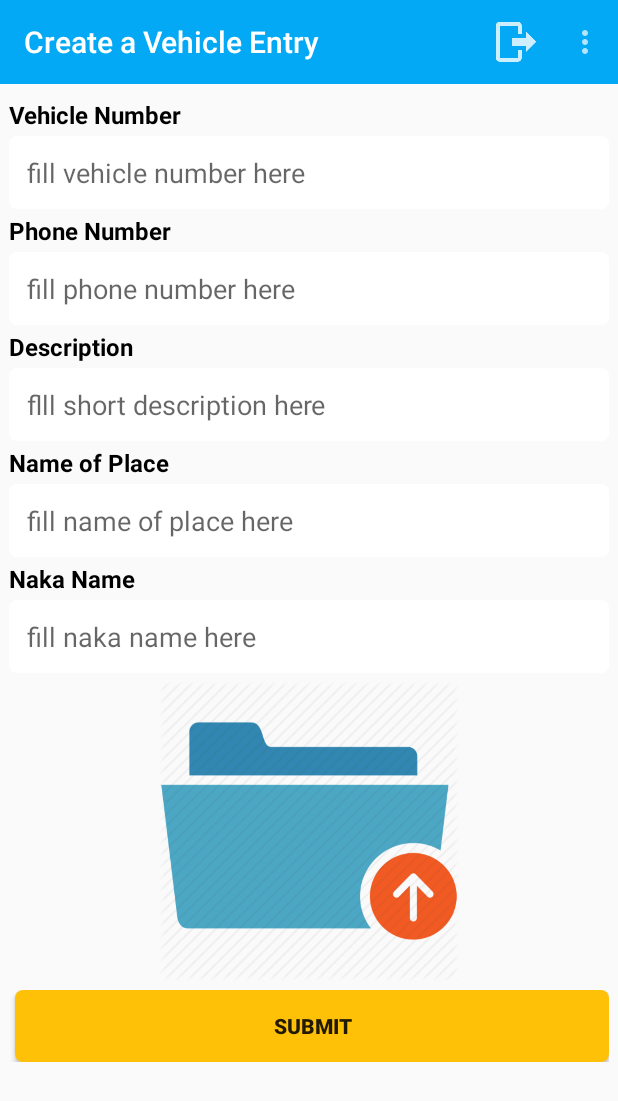
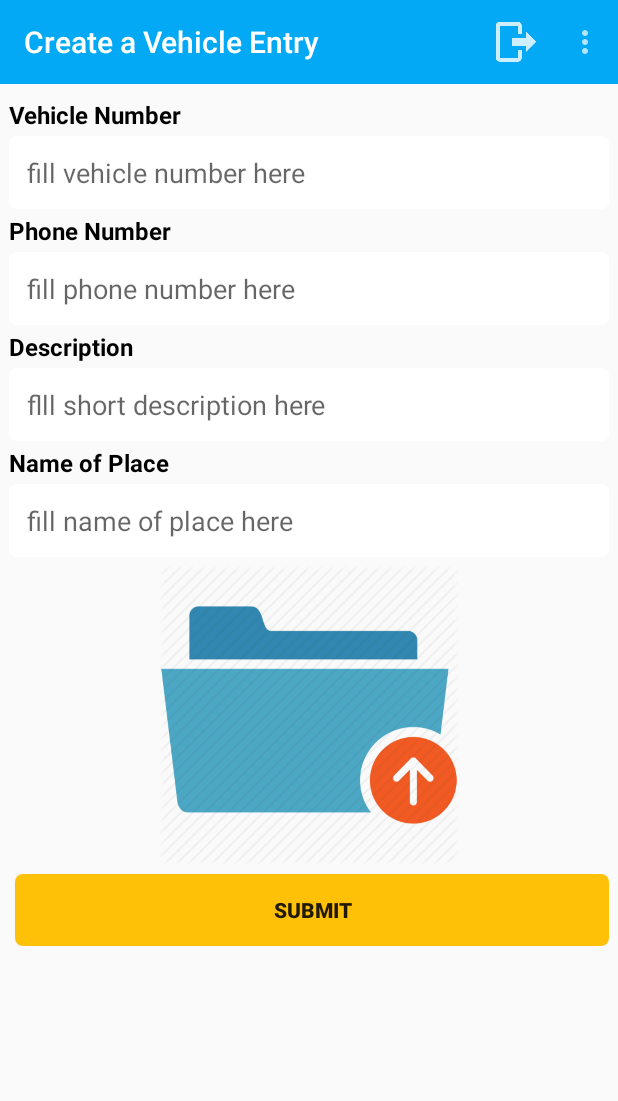
Before and after one commit to pranavgupta1234/hppoliceassistant, an Android app: the Entry screen opened directly, with no data from a screen before it, on a phone screen of 412 x 824 dp. Shown: the top 1101 px of the screen. Run offline under Robolectric (Android 15) with nearby library versions, the light colour scheme and no system bars; our stand-ins replace Firebase (no records; nobody signed in at launch, a user with empty details on screens opened directly); libraries missing offline, so code that uses them is left out: com.firebase.client, id.zelory.compressor; pictures from the network do not load; 1 statement that could not run was skipped.

Commit message:
extraneous naka section removes + date error removed + input characters for edittext are now defined in xml

```diff
--- a/HPPoliceAssistantApp/app/build.gradle
+++ b/HPPoliceAssistantApp/app/build.gradle
@@ -24,7 +24,8 @@ android {
     }
     buildTypes {
         release {
-            minifyEnabled false
+            minifyEnabled true
+            shrinkResources true
             proguardFiles getDefaultProguardFile('proguard-android.txt'), 'proguard-rules.pro'
         }
     }
--- a/HPPoliceAssistantApp/app/src/main/java/pranav/apps/amazing/hppoliceassistant/DialogEntryOffline.java
+++ b/HPPoliceAssistantApp/app/src/main/java/pranav/apps/amazing/hppoliceassistant/DialogEntryOffline.java
@@ -15,7 +15,7 @@ import android.widget.TextView;
 public class DialogEntryOffline extends Dialog implements android.view.View.OnClickListener{
 
     private TextView vehicle_number,phone_number,date,time,
-            place_name,officer_name,naka_name,description,date_and_time;
+            place_name,officer_name,description,date_and_time;
     private Button send,delete;
     private Activity activity;
     private VehicleEntry vehicleEntry;
@@ -44,7 +44,6 @@ public class DialogEntryOffline extends Dialog implements android.view.View.OnCl
         time.setText(vehicleEntry.getTime());
         place_name.setText(vehicleEntry.getName_of_place());
         officer_name.setText(vehicleEntry.getOfficer_name());
-        naka_name.setText(vehicleEntry.getNaka_name());
         description.setText(vehicleEntry.getDescription());
 
     }
@@ -56,7 +55,6 @@ public class DialogEntryOffline extends Dialog implements android.view.View.OnCl
         time=(TextView)findViewById(R.id.time);
         place_name=(TextView)findViewById(R.id.place_name);
         officer_name=(TextView)findViewById(R.id.officer_name);
-        naka_name=(TextView)findViewById(R.id.naka_name);
         description=(TextView)findViewById(R.id.description);
         send=(Button)findViewById(R.id.send);
         delete=(Button)findViewById(R.id.delete);
--- a/HPPoliceAssistantApp/app/src/main/java/pranav/apps/amazing/hppoliceassistant/VehicleEntryDialog.java
+++ b/HPPoliceAssistantApp/app/src/main/java/pranav/apps/amazing/hppoliceassistant/VehicleEntryDialog.java
@@ -15,7 +15,7 @@ import android.widget.TextView;
 public class VehicleEntryDialog extends Dialog implements android.view.View.OnClickListener{
 
     private TextView vehicle_number,phone_number,date,time,place_name
-            ,officer_name,naka_name,description,date_and_time;
+            ,officer_name,description,date_and_time;
     private Button edit,submit,offline;
     private Activity activity;
     private VehicleEntry vehicleEntry;
@@ -45,7 +45,6 @@ public class VehicleEntryDialog extends Dialog implements android.view.View.OnCl
         time.setText(vehicleEntry.getTime());
         place_name.setText(vehicleEntry.getName_of_place());
         officer_name.setText(vehicleEntry.getOfficer_name());
-        naka_name.setText(vehicleEntry.getNaka_name());
         description.setText(vehicleEntry.getDescription());
 
     }
@@ -57,7 +56,6 @@ public class VehicleEntryDialog extends Dialog implements android.view.View.OnCl
         time=(TextView)findViewById(R.id.time);
         place_name=(TextView)findViewById(R.id.place_name);
         officer_name=(TextView)findViewById(R.id.officer_name);
-        naka_name=(TextView)findViewById(R.id.naka_name);
         description=(TextView)findViewById(R.id.description);
         edit=(Button)findViewById(R.id.edit_challan);
         submit=(Button)findViewById(R.id.submit_challan);
--- a/HPPoliceAssistantApp/app/src/main/res/layout/entry.xml
+++ b/HPPoliceAssistantApp/app/src/main/res/layout/entry.xml
@@ -30,6 +30,8 @@
                 android:layout_height="wrap_content"
                 android:layout_marginTop="3dp"/>
             <EditText
+                android:digits="ABCDEFGHIJKLMNOPQRSTUVWXYZabcdefghijklmnopqrstuvwxyz1234567890/-\"
+                android:inputType="textFilter"
                 android:hint="fill vehicle number here"
                 android:layout_width="match_parent"
                 android:maxLength="18"
@@ -65,6 +67,8 @@
                 android:layout_width="match_parent"
                 android:layout_height="wrap_content" />
             <EditText
+                android:digits="ABCDEFGHIJKLMNOPQRSTUVWXYZabcdefghijklmnopqrstuvwxyz1234567890/-\"
+                android:inputType="textFilter"
                 android:hint="flll short description here"
                 android:layout_marginTop="3dp"
                 android:layout_width="match_parent"
@@ -82,6 +86,8 @@
                 android:layout_width="match_parent"
                 android:layout_height="wrap_content" />
             <EditText
+                android:digits="ABCDEFGHIJKLMNOPQRSTUVWXYZabcdefghijklmnopqrstuvwxyz1234567890"
+                android:inputType="textFilter"
                 android:hint="fill name of place here"
                 android:layout_marginTop="3dp"
                 android:layout_width="match_parent"
@@ -90,23 +96,6 @@
                 android:background="@drawable/custom_edittext"
                 android:padding="12dp"
                 android:id="@+id/place"/>
-            <TextView
-                android:text="Naka Name"
-                android:textColor="#000000"
-                android:textStyle="bold"
-                android:layout_marginTop="3dp"
-                android:textSize="16dp"
-                android:layout_width="match_parent"
-                android:layout_height="wrap_content" />
-            <EditText
-                android:hint="fill naka name here"
-                android:layout_marginTop="3dp"
-                android:layout_width="match_parent"
-                android:maxLength="20"
-                android:layout_height="wrap_content"
-                android:background="@drawable/custom_edittext"
-                android:padding="12dp"
-                android:id="@+id/naka"/>
             <ImageButton
                 android:text="UPLOAD PHOTO"
                 android:textStyle="bold"
```
Also changed, not shown: HPPoliceAssistantApp/app/src/main/java/pranav/apps/amazing/hppoliceassistant/Challan.java (+3 -9 lines), HPPoliceAssistantApp/app/src/main/java/pranav/apps/amazing/hppoliceassistant/DBManagerEntry.java (+3 -4 lines), HPPoliceAssistantApp/app/src/main/java/pranav/apps/amazing/hppoliceassistant/Entry.java (+4 -10 lines), HPPoliceAssistantApp/app/src/main/java/pranav/apps/amazing/hppoliceassistant/RecyclerAdapter.java (+3 -9 lines), HPPoliceAssistantApp/app/src/main/java/pranav/apps/amazing/hppoliceassistant/VehicleEntry.java (+3 -18 lines), HPPoliceAssistantApp/app/src/main/res/layout/challan.xml (+12 -22 lines), HPPoliceAssistantApp/app/src/main/res/layout/item_recycler.xml (+1 -21 lines).
